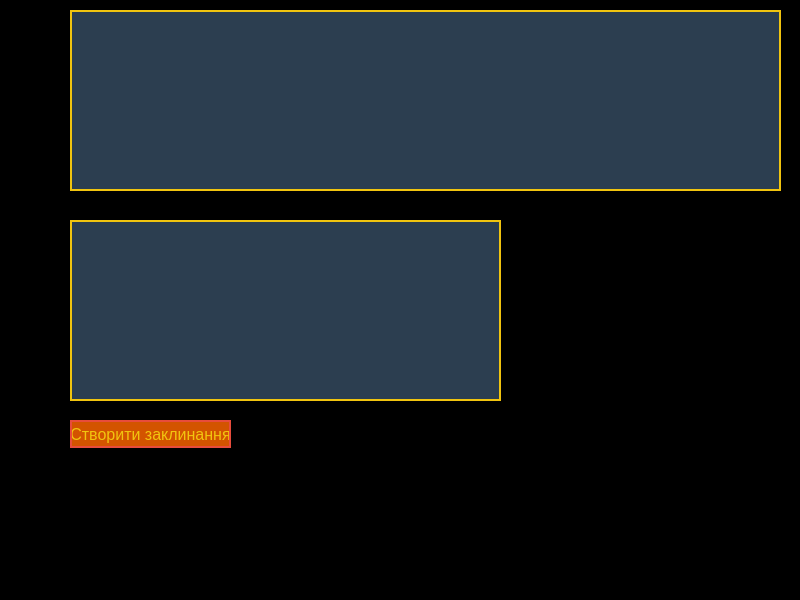
Old version of the form untitled.ui in the repository zavgodnij43/h-.
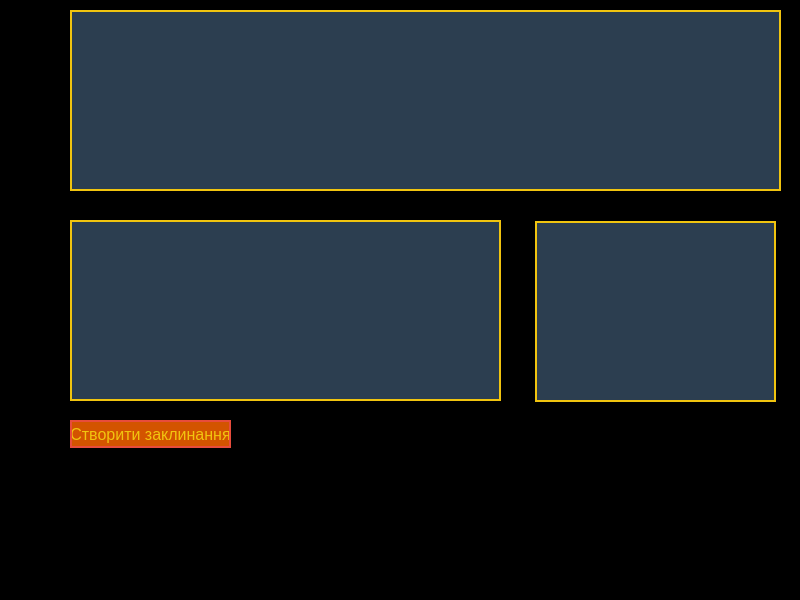
New version of the form.

What changed in the file:
```diff
--- a/untitled.ui
+++ b/untitled.ui
@@ -59,6 +59,26 @@
      <string notr="true">background:#2c3e50; color:#ecf0f1; border: 2px solid #f1c40f;</string>
     </property>
    </widget>
+   <widget class="QListWidget" name="listWidget_2">
+    <property name="geometry">
+     <rect>
+      <x>535</x>
+      <y>221</y>
+      <width>241</width>
+      <height>181</height>
+     </rect>
+    </property>
+    <property name="font">
+     <font>
+      <pointsize>12</pointsize>
+      <bold>false</bold>
+      <weight>50</weight>
+     </font>
+    </property>
+    <property name="styleSheet">
+     <string notr="true">background:#2c3e50; color:#ecf0f1; border: 2px solid #f1c40f;</string>
+    </property>
+   </widget>
    <widget class="QPushButton" name="pushButton">
     <property name="geometry">
      <rect>
```
Left out of the diff: 2 changed lines with no effect on the pictures.
